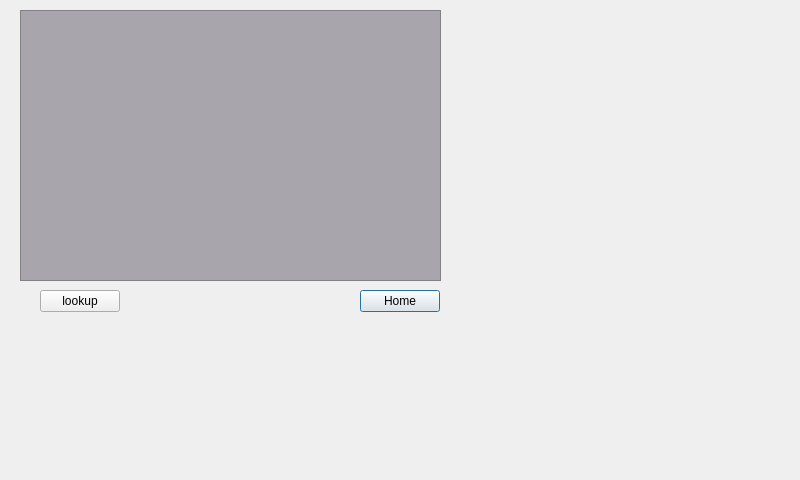
Qt form FAKKIT/lookuppage.ui (r0ug3-Mary/Senior_Design) before a commit.
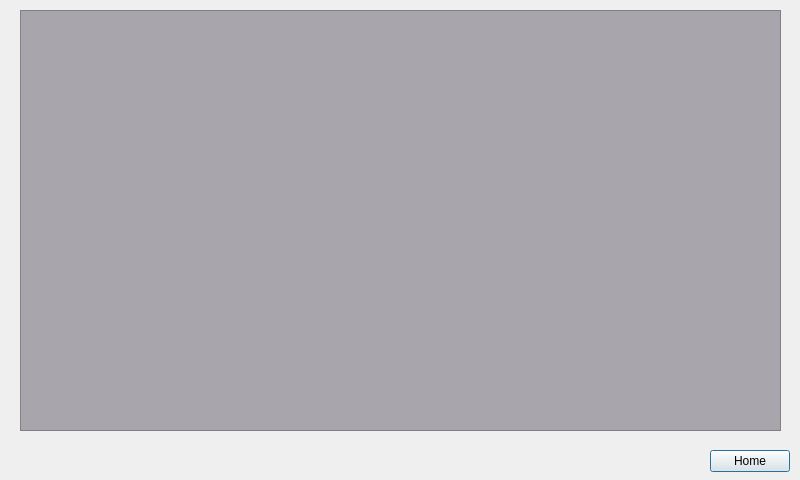
The same form after that commit.

Patch:
```diff
--- a/FAKKIT/lookuppage.ui
+++ b/FAKKIT/lookuppage.ui
@@ -16,8 +16,8 @@
   <widget class="QPushButton" name="HomeButtonL">
    <property name="geometry">
     <rect>
-     <x>360</x>
-     <y>290</y>
+     <x>710</x>
+     <y>450</y>
      <width>80</width>
      <height>22</height>
     </rect>
@@ -31,27 +31,14 @@
     <rect>
      <x>20</x>
      <y>10</y>
-     <width>421</width>
-     <height>271</height>
+     <width>761</width>
+     <height>421</height>
     </rect>
    </property>
    <property name="styleSheet">
     <string notr="true">background-color: rgb(168, 165, 173);</string>
    </property>
   </widget>
-  <widget class="QPushButton" name="pushButton">
-   <property name="geometry">
-    <rect>
-     <x>40</x>
-     <y>290</y>
-     <width>80</width>
-     <height>22</height>
-    </rect>
-   </property>
-   <property name="text">
-    <string>lookup</string>
-   </property>
-  </widget>
  </widget>
  <resources/>
  <connections>
```
